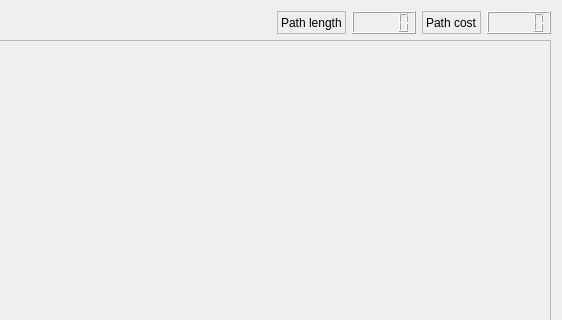
This is insect/gridder/src/mainUI.ui in robocomp/robocomp-shadow as Qt 5 draws it before an edit; both pictures show x 257 to 819 and y 0 to 320 of the 819 by 600 pixel window. The edited form follows.
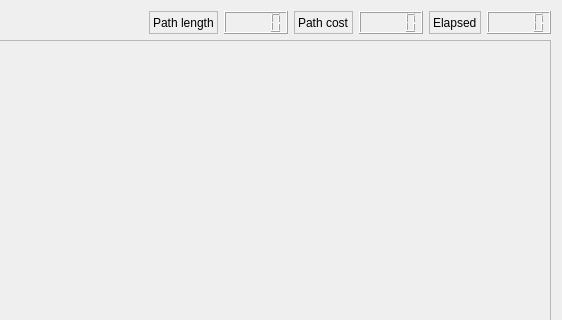
This is the edited form.

What changed in the file:
```diff
--- a/insect/gridder/src/mainUI.ui
+++ b/insect/gridder/src/mainUI.ui
@@ -105,6 +105,30 @@
          </item>
         </layout>
        </item>
+       <item>
+        <layout class="QHBoxLayout" name="horizontalLayout_5">
+         <item>
+          <widget class="QLabel" name="label_4">
+           <property name="frameShape">
+            <enum>QFrame::StyledPanel</enum>
+           </property>
+           <property name="text">
+            <string>Elapsed</string>
+           </property>
+          </widget>
+         </item>
+         <item>
+          <widget class="QLCDNumber" name="lcdNumber_elapsed">
+           <property name="font">
+            <font>
+             <weight>75</weight>
+             <bold>true</bold>
+            </font>
+           </property>
+          </widget>
+         </item>
+        </layout>
+       </item>
       </layout>
      </item>
      <item>
```
